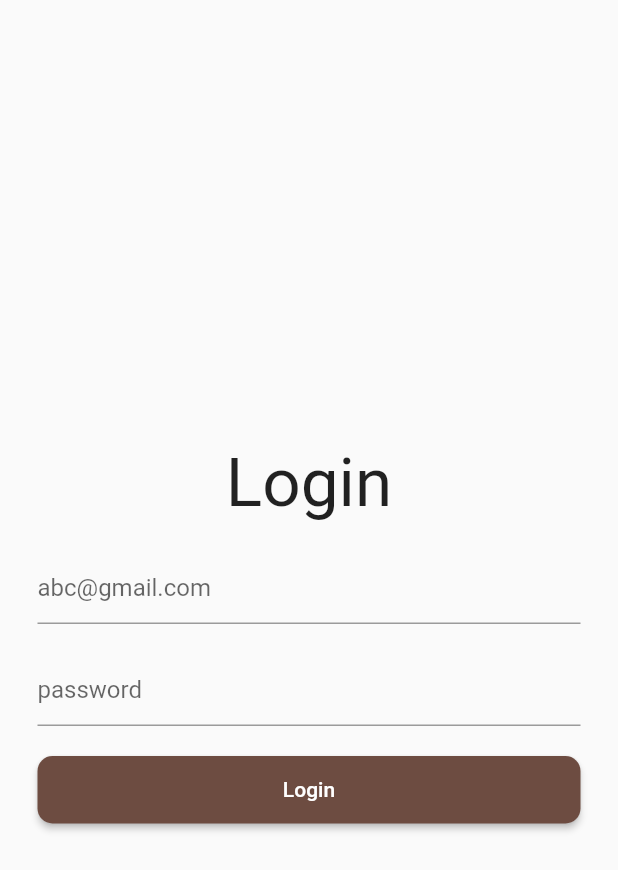
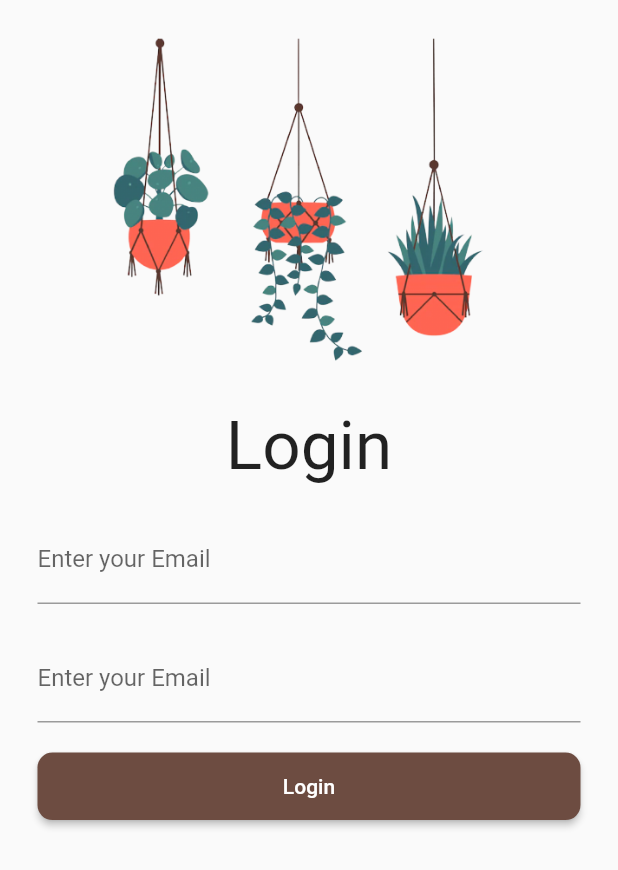
Before and after one commit to jsairaje/envirement_app, a Flutter app: the screen it shows after launch, after a tap on "Login", on a phone screen of 412 x 824 dp. Shown: the top 870 px of the screen. Run offline on Flutter 3.47's test engine with Material 2 defaults, Android fonts, the phone set to English and light mode, and no system bars.

Commit message:
login and signup changes

```diff
--- a/lib/envconst.dart
+++ b/lib/envconst.dart
@@ -23,7 +23,7 @@ class _JoinState extends State<Join> {
                 width: double.infinity,
                 child: ElevatedButton(
                   style: ElevatedButton.styleFrom(
-                    primary: Colors.brown.shade600,
+                    primary: Colors.white70.withOpacity(0.05),
                     shape: RoundedRectangleBorder(
                         borderRadius: BorderRadius.circular(10)
                     ),
@@ -44,7 +44,7 @@ class _JoinState extends State<Join> {
                 width: double.infinity,
                 child: ElevatedButton(
                   style: ElevatedButton.styleFrom(
-                    primary: Colors.brown.shade600,
+                    primary: Colors.white70.withOpacity(0.05),
                     shape: RoundedRectangleBorder(
                         borderRadius: BorderRadius.circular(10)
                     ),
--- a/lib/home.dart
+++ b/lib/home.dart
@@ -65,7 +65,8 @@ class _MyhomeState extends State<Myhome> {
                     width: double.infinity,
                     child: ElevatedButton(
                       style: ElevatedButton.styleFrom(
-                        primary: Colors.brown.shade600,
+                        primary: Colors.white70.withOpacity(0.05),
+                          // rgb(245,242,240)
                         shape: RoundedRectangleBorder(
                             borderRadius: BorderRadius.circular(10)
                         ),
@@ -86,7 +87,7 @@ class _MyhomeState extends State<Myhome> {
                   height: 45,
                   child: ElevatedButton(
                     style: ElevatedButton.styleFrom(
-                      primary: Colors.brown.shade600,
+                      primary: Colors.white70.withOpacity(0.05),
                       shape: RoundedRectangleBorder(
                           borderRadius: BorderRadius.circular(10)
                       ),
--- a/lib/login.dart
+++ b/lib/login.dart
@@ -11,12 +11,17 @@ class _LoginState extends State<Login> {
   Widget build(BuildContext context) {
     return Scaffold(
       body: SafeArea(
-          child: Container(
+          child: SingleChildScrollView(
+            child: Stack(
+              children: <Widget>[
+            Container(
             margin: EdgeInsets.only(left: 25 ,right: 25 ,top: 20),
             child: Column(
-              mainAxisAlignment: MainAxisAlignment.center,
+              // mainAxisAlignment: MainAxisAlignment.center,
 
               children: [
+                Image.asset('assets/plants.png'),
+                SizedBox(height: 20,),
                 Text("Login",
                 style: TextStyle(
                   fontSize: 45,
@@ -25,17 +30,18 @@ class _LoginState extends State<Login> {
                 SizedBox(height: 20,),
                 TextField(
                   keyboardType: TextInputType.emailAddress,
-                  decoration: InputDecoration(
+                  decoration: const InputDecoration(
+                    border: UnderlineInputBorder(),
+                    labelText: 'Enter your Email'
 
-                    hintText: 'abc@gmail.com',
                   ),
                 ),
                 SizedBox(height: 20,),
                 TextField(
+                  decoration: const InputDecoration(
+                      border: UnderlineInputBorder(),
+                      labelText: 'Enter your Email'
 
-                  decoration: InputDecoration(
-
-                    hintText: 'password',
                   ),
                 ),
                 SizedBox(height: 20,),
@@ -64,6 +70,9 @@ class _LoginState extends State<Login> {
               ],
             ),
           ),
+              ],
+            ),
+          ),
         ),
 
     );
```
Also changed, not shown: lib/Reusablecard.dart (added, +16 -0 lines), lib/environment.dart (+43 -1 lines), lib/restoration.dart (+29 -1 lines), assets/plants.png (added).
